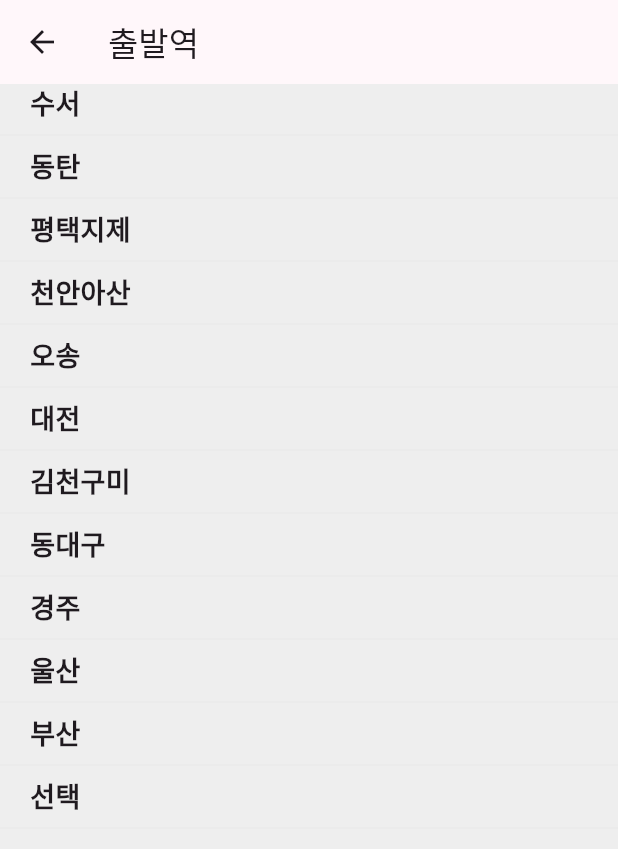
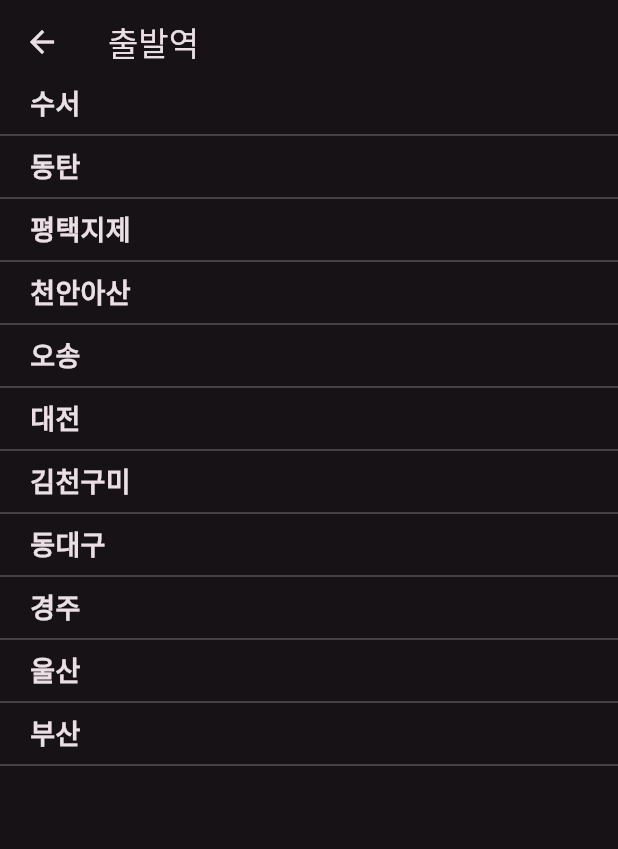
Before and after one commit to suhyunChoo/train_app, a Flutter app: the screen it shows after launch, after a tap on "선택", on a phone screen of 412 x 824 dp. Shown: the top 849 px of the screen. Run offline on Flutter 3.47's test engine with Material 3 defaults, Android fonts, the phone set to English and light mode, and no system bars.

```diff
--- a/lib/main.dart
+++ b/lib/main.dart
@@ -12,7 +12,7 @@ class MyApp extends StatelessWidget {
   @override
   Widget build(BuildContext context) {
     return MaterialApp(
-      themeMode: ThemeMode.light,
+      themeMode: ThemeMode.dark,
       theme: lightTheme,
       darkTheme: darkTheme,
       home: HomePage(),
--- a/lib/station_list_page.dart
+++ b/lib/station_list_page.dart
@@ -35,12 +35,12 @@ class _StationListPageState extends State<StationListPage> {
       //이미 선택된 역 리스트에서 제외하기
       if(widget.isdeparture==true){
         stationList.remove(widget.arrival);
-        if(!stationList.contains(widget.departure)){
+        if(!stationList.contains(widget.departure) && widget.departure != '선택'){
           stationList.add(widget.departure);
         }
       }else if(widget.isdeparture==false){
         stationList.remove(widget.departure);
-        if(!stationList.contains(widget.arrival)){
+        if(!stationList.contains(widget.arrival) && widget.arrival != '선택'){
           stationList.add(widget.arrival);
         }
       }
```
